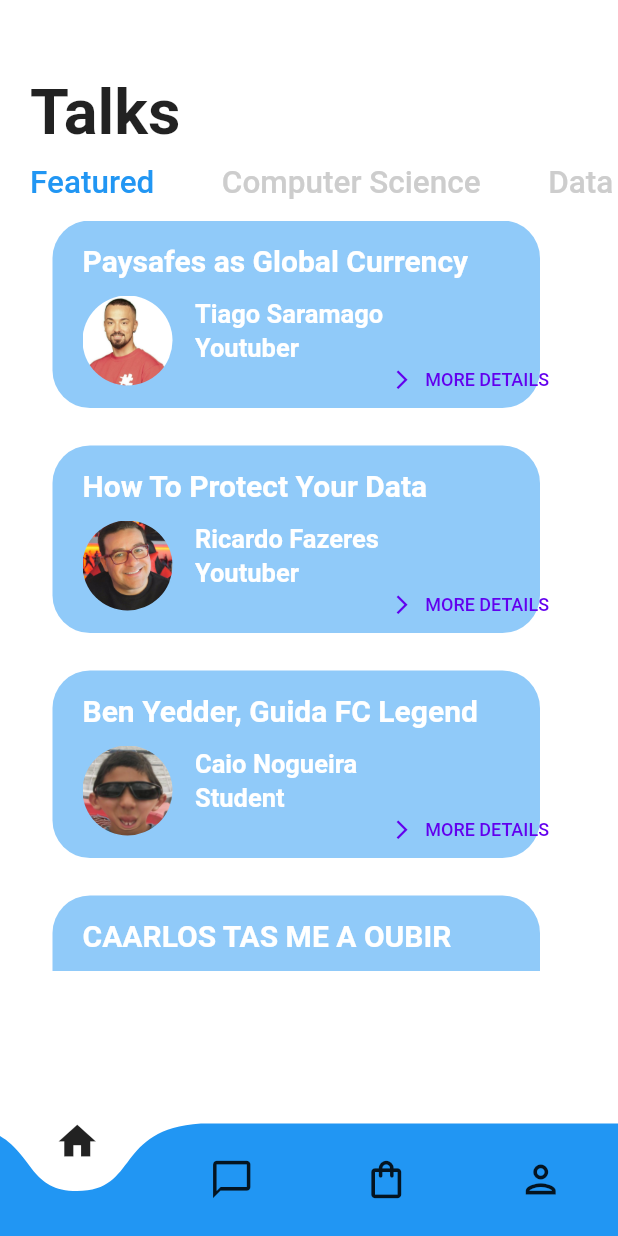
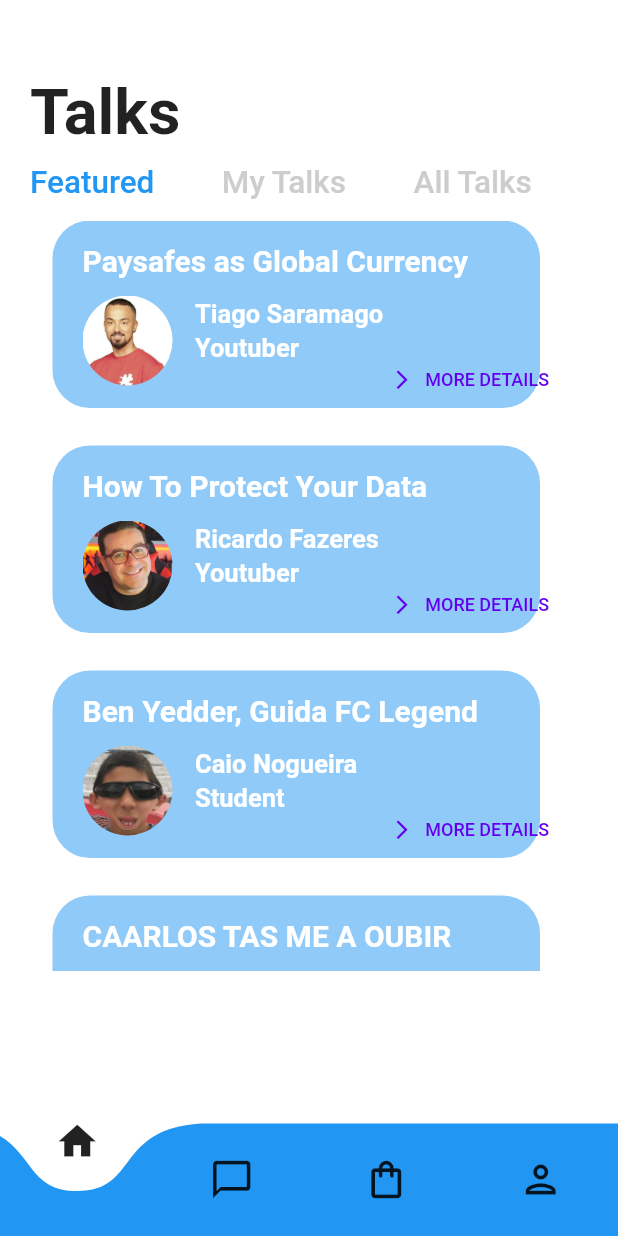
Before and after one commit to CoDyPhin/FEUP-ESOF, a Flutter app: the screen it shows after launch, swiped to page 2, on a phone screen of 412 x 824 dp. Run offline on Flutter 3.47's test engine with Material 2 defaults, Android fonts, the phone set to English and light mode, and no system bars; drawn by our look-alikes of curved_navigation_bar; Roboto replaces fonts that are missing (Varela, nunito, varela).

```diff
--- a/confmate/lib/pages/talksPage.dart
+++ b/confmate/lib/pages/talksPage.dart
@@ -70,7 +70,7 @@ class _TalksPageState extends State<TalksPage>
   @override
   void initState() {
     super.initState();
-    _tabController = TabController(length: 4, vsync: this);
+    _tabController = TabController(length: 3, vsync: this);
   }
 
   @override
@@ -101,26 +101,19 @@ class _TalksPageState extends State<TalksPage>
                           )),
                     ),
                     Tab(
-                      child: Text('Computer Science',
+                      child: Text('My Talks',
                           style: TextStyle(
                             fontFamily: 'Varela',
                             fontSize: 21.0,
                           )),
                     ),
                     Tab(
-                      child: Text('Data Analysis',
+                      child: Text('All Talks',
                           style: TextStyle(
                             fontFamily: 'Varela',
                             fontSize: 21.0,
                           )),
                     ),
-                    Tab(
-                      child: Text('Gaming',
-                          style: TextStyle(
-                            fontFamily: 'Varela',
-                            fontSize: 21.0,
-                          )),
-                    )
                   ]),
               Container(
                   height: 500.0,
```
Also changed, not shown: 1 other file.
